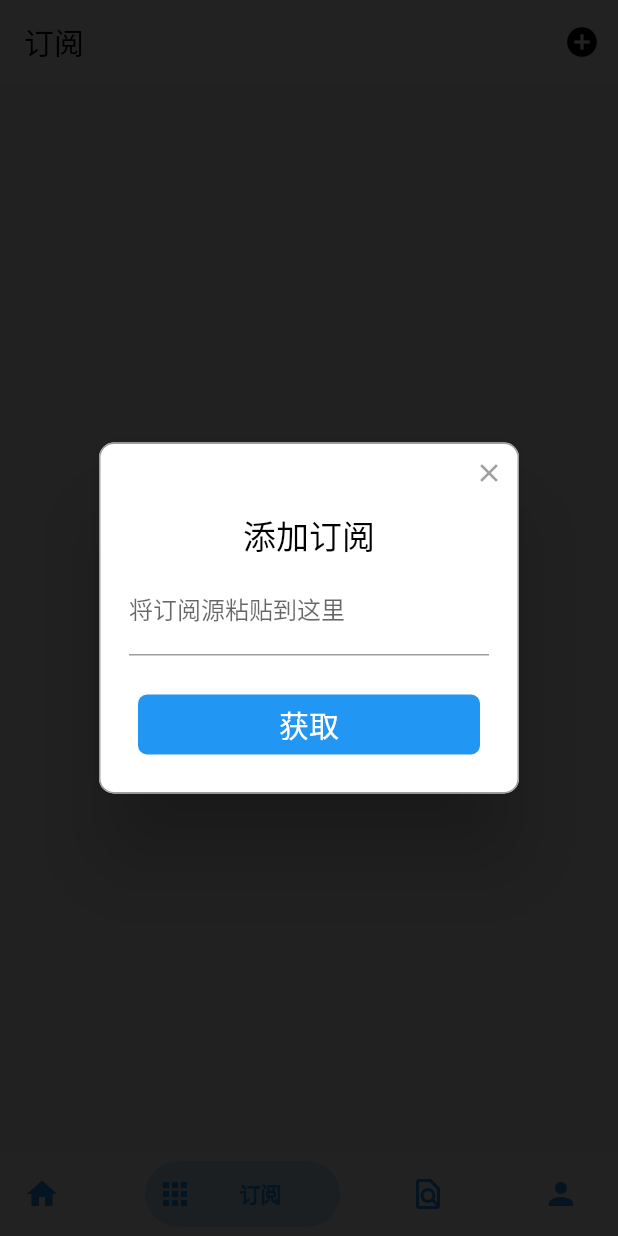
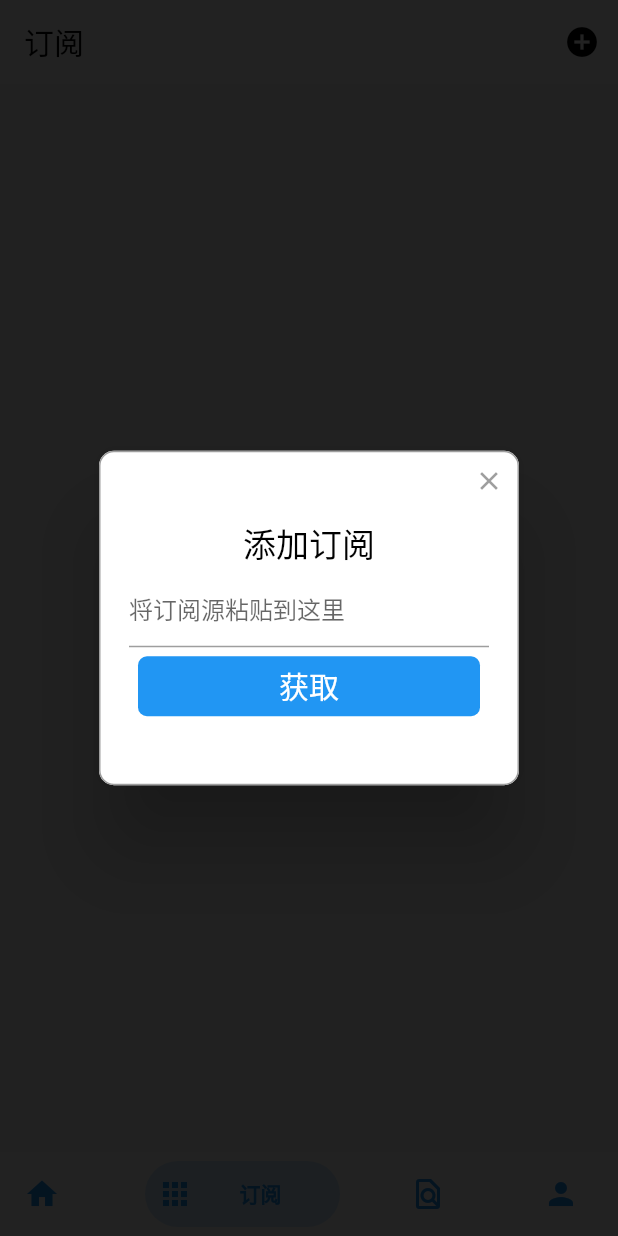
Before and after one commit to swiftdo/flutter_best_practice, a Flutter app: the RssReadPage screen opened by its route, after a tap on the "add circle" icon, on a phone screen of 412 x 824 dp. Run offline on Flutter 3.47's test engine with Material 2 defaults, Android fonts, the phone set to English and light mode, and no system bars; drawn by our look-alikes of bottom_navy_bar, rflutter_alert; our stand-ins replace auto_route, dio, flutter_easyloading, freezed_annotation, hooks_riverpod, scroll_to_index.

```diff
--- a/lib/pages/rss/rss_read_page.dart
+++ b/lib/pages/rss/rss_read_page.dart
@@ -1,4 +1,5 @@
 import 'package:flutter/material.dart';
+import 'package:flutter_best_practice/pages/rss/views/add_rss_view.dart';
 import 'package:rflutter_alert/rflutter_alert.dart';
 
 class RssReadPage extends StatelessWidget {
@@ -34,25 +35,10 @@ class RssReadPage extends StatelessWidget {
 
   addRss(BuildContext context) {
     Alert(
-        context: context,
-        title: "添加订阅",
-        content: Column(
-          children: const <Widget>[
-            TextField(
-              decoration: InputDecoration(
-                labelText: '将订阅源粘贴到这里',
-              ),
-            ),
-          ],
-        ),
-        buttons: [
-          DialogButton(
-            onPressed: () => Navigator.pop(context),
-            child: const Text(
-              "获取",
-              style: TextStyle(color: Colors.white, fontSize: 20),
-            ),
-          )
-        ]).show();
+      context: context,
+      title: "添加订阅",
+      content: const AddRssView(),
+      buttons: [],
+    ).show();
   }
 }
--- /dev/null
+++ b/lib/pages/rss/views/add_rss_view.dart
@@ -0,0 +1,27 @@
+import 'package:flutter/material.dart';
+import 'package:hooks_riverpod/hooks_riverpod.dart';
+import 'package:rflutter_alert/rflutter_alert.dart';
+
+class AddRssView extends HookConsumerWidget {
+  const AddRssView({Key? key}) : super(key: key);
+
+  @override
+  Widget build(BuildContext context, WidgetRef ref) {
+    return Column(
+      children: <Widget>[
+        const TextField(
+          decoration: InputDecoration(
+              labelText: '将订阅源粘贴到这里',
+              contentPadding: EdgeInsets.only(bottom: 10)),
+        ),
+        DialogButton(
+          onPressed: () => Navigator.pop(context),
+          child: const Text(
+            "获取",
+            style: TextStyle(color: Colors.white, fontSize: 20),
+          ),
+        )
+      ],
+    );
+  }
+}
```
Also changed, not shown: lib/pages/rss/views/add_rss_notifier.dart (added, +44 -0 lines).
